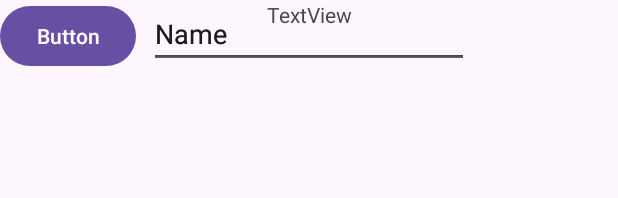
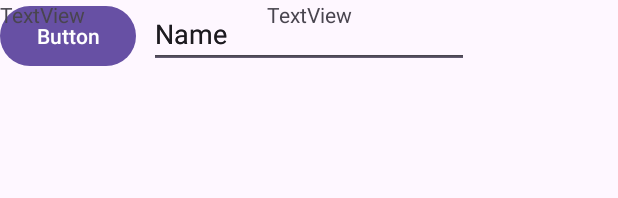
Before and after one commit to boudewijn010/android-studio, an Android app: the layout activity_login.xml on its own in the app's theme, with its tools: preview values and no code run, on a phone screen of 412 x 824 dp. Shown: the top 198 px of the screen. Run offline under Robolectric (Android 15) with nearby library versions, the phone set to English and light mode, and no system bars.

Commit message:
weer een nieuw project

```diff
--- a/app/src/main/res/layout/activity_login.xml
+++ b/app/src/main/res/layout/activity_login.xml
@@ -48,4 +48,12 @@
         android:text="Button"
         tools:layout_editor_absoluteX="162dp"
         tools:layout_editor_absoluteY="343dp" />
+
+    <TextView
+        android:id="@+id/textView2"
+        android:layout_width="wrap_content"
+        android:layout_height="wrap_content"
+        android:text="TextView"
+        tools:layout_editor_absoluteX="176dp"
+        tools:layout_editor_absoluteY="76dp" />
 </androidx.constraintlayout.widget.ConstraintLayout>
```
